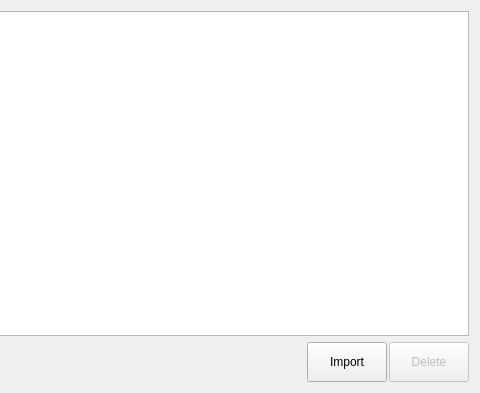
Above: playerandteamsform.ui from xiaoyuanyangxu/sportroom-qt before the change; both pictures show x 532 to 1012 and y 0 to 393 of the 1012 by 393 pixel window. Below: the same form after it.
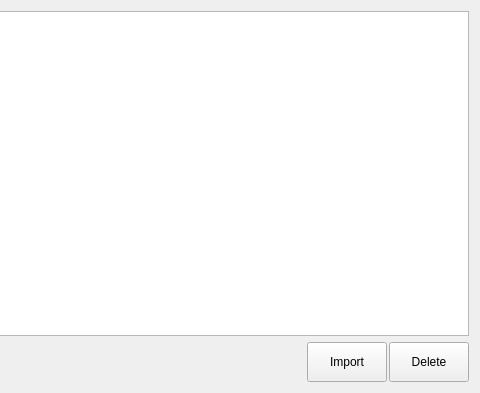
That is the form after the change. Icons and pictures are not drawn.

```diff
--- a/playerandteamsform.ui
+++ b/playerandteamsform.ui
@@ -64,7 +64,7 @@
        <item>
         <widget class="QPushButton" name="deletePushButton">
          <property name="enabled">
-          <bool>false</bool>
+          <bool>true</bool>
          </property>
          <property name="minimumSize">
           <size>
```
